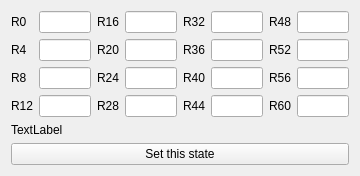
Qt form src/assets/registerwindow.ui (arsdever/VirtualMachine) before a commit.
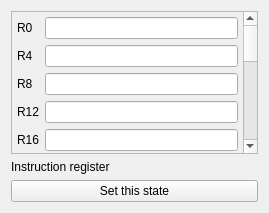
The same form after that commit.

Commit message: added code editor, with line number, address and breakpoint decorations debugger is converted into menu in menubar added plugin mechanism

Patch:
```diff
--- a/src/assets/registerwindow.ui
+++ b/src/assets/registerwindow.ui
@@ -6,37 +6,70 @@
    <rect>
     <x>0</x>
     <y>0</y>
-    <width>360</width>
-    <height>172</height>
+    <width>269</width>
+    <height>213</height>
    </rect>
   </property>
+  <property name="sizePolicy">
+   <sizepolicy hsizetype="Minimum" vsizetype="Minimum">
+    <horstretch>0</horstretch>
+    <verstretch>0</verstretch>
+   </sizepolicy>
+  </property>
   <property name="maximumSize">
    <size>
     <width>16777215</width>
-    <height>172</height>
+    <height>16777215</height>
    </size>
   </property>
   <property name="windowTitle">
    <string>Form</string>
   </property>
-  <layout class="QGridLayout" name="gridLayout_5">
-   <item row="0" column="3">
-    <layout class="QGridLayout" name="gridLayout_4">
-     <item row="0" column="0">
-      <widget class="QLabel" name="m_lblR12">
-       <property name="text">
-        <string>R48</string>
-       </property>
-       <property name="buddy">
-        <cstring>m_pReg4</cstring>
-       </property>
-      </widget>
-     </item>
-     <item row="0" column="1">
-      <widget class="QLineEdit" name="m_pReg12"/>
-     </item>
-     <item row="1" column="0">
-      <widget class="QLabel" name="m_lblR13">
+  <layout class="QVBoxLayout" name="verticalLayout">
+   <item>
+    <widget class="QScrollArea" name="scrollArea">
+     <property name="sizePolicy">
+      <sizepolicy hsizetype="Minimum" vsizetype="Preferred">
+       <horstretch>0</horstretch>
+       <verstretch>0</verstretch>
+      </sizepolicy>
+     </property>
+     <property name="widgetResizable">
+      <bool>true</bool>
+     </property>
+     <widget class="QWidget" name="scrollAreaWidgetContents">
+      <property name="geometry">
+       <rect>
+        <x>0</x>
+        <y>-281</y>
+        <width>232</width>
+        <height>420</height>
+       </rect>
+      </property>
+      <layout class="QGridLayout" name="gridLayout_6">
+       <property name="leftMargin">
+        <number>5</number>
+       </property>
+       <property name="topMargin">
+        <number>5</number>
+       </property>
+       <property name="rightMargin">
+        <number>5</number>
+       </property>
+       <property name="bottomMargin">
+        <number>5</number>
+       </property>
+       <property name="spacing">
+        <number>6</number>
+       </property>
+       <item row="7" column="0">
+        <widget class="QLabel" name="m_lblR5">
+         <property name="sizePolicy">
+          <sizepolicy hsizetype="Minimum" vsizetype="Preferred">
+           <horstretch>0</horstretch>
+           <verstretch>0</verstretch>
+          </sizepolicy>
+         </property>
        <property name="text">
         <string>R52</string>
        </property>
@@ -45,11 +78,30 @@
        </property>
       </widget>
      </item>
-     <item row="1" column="1">
-      <widget class="QLineEdit" name="m_pReg13"/>
-     </item>
-     <item row="2" column="0">
-      <widget class="QLabel" name="m_lblR14">
+       <item row="5" column="0">
+        <widget class="QLabel" name="m_lblR4">
+         <property name="sizePolicy">
+          <sizepolicy hsizetype="Minimum" vsizetype="Preferred">
+           <horstretch>0</horstretch>
+           <verstretch>0</verstretch>
+          </sizepolicy>
+         </property>
+         <property name="text">
+          <string>R16</string>
+         </property>
+         <property name="buddy">
+          <cstring>m_pReg4</cstring>
+         </property>
+        </widget>
+       </item>
+       <item row="8" column="0">
+        <widget class="QLabel" name="m_lblR6">
+         <property name="sizePolicy">
+          <sizepolicy hsizetype="Minimum" vsizetype="Preferred">
+           <horstretch>0</horstretch>
+           <verstretch>0</verstretch>
+          </sizepolicy>
+         </property>
        <property name="text">
         <string>R56</string>
        </property>
@@ -58,11 +110,44 @@
        </property>
       </widget>
      </item>
-     <item row="2" column="1">
-      <widget class="QLineEdit" name="m_pReg14"/>
-     </item>
-     <item row="3" column="0">
-      <widget class="QLabel" name="m_lblR15">
+       <item row="5" column="1">
+        <widget class="QLineEdit" name="m_pReg4">
+         <property name="sizePolicy">
+          <sizepolicy hsizetype="Expanding" vsizetype="Fixed">
+           <horstretch>0</horstretch>
+           <verstretch>0</verstretch>
+          </sizepolicy>
+         </property>
+        </widget>
+       </item>
+       <item row="7" column="1">
+        <widget class="QLineEdit" name="m_pReg5">
+         <property name="sizePolicy">
+          <sizepolicy hsizetype="Expanding" vsizetype="Fixed">
+           <horstretch>0</horstretch>
+           <verstretch>0</verstretch>
+          </sizepolicy>
+         </property>
+        </widget>
+       </item>
+       <item row="9" column="1">
+        <widget class="QLineEdit" name="m_pReg7">
+         <property name="sizePolicy">
+          <sizepolicy hsizetype="Expanding" vsizetype="Fixed">
+           <horstretch>0</horstretch>
+           <verstretch>0</verstretch>
+          </sizepolicy>
+         </property>
+        </widget>
+       </item>
+       <item row="9" column="0">
+        <widget class="QLabel" name="m_lblR7">
+         <property name="sizePolicy">
+          <sizepolicy hsizetype="Minimum" vsizetype="Preferred">
+           <horstretch>0</horstretch>
+           <verstretch>0</verstretch>
+          </sizepolicy>
+         </property>
        <property name="text">
         <string>R60</string>
        </property>
@@ -71,35 +156,37 @@
        </property>
       </widget>
      </item>
-     <item row="3" column="1">
-      <widget class="QLineEdit" name="m_pReg15"/>
-     </item>
-    </layout>
-   </item>
-   <item row="1" column="0" colspan="4">
-    <widget class="QLabel" name="m_pFlagRegister">
-     <property name="text">
-      <string>TextLabel</string>
-     </property>
-    </widget>
-   </item>
-   <item row="0" column="0">
-    <layout class="QGridLayout" name="gridLayout">
-     <item row="0" column="0">
-      <widget class="QLabel" name="m_lblR0">
-       <property name="text">
-        <string>R0</string>
-       </property>
-       <property name="buddy">
-        <cstring>m_pReg0</cstring>
+       <item row="13" column="1">
+        <widget class="QLineEdit" name="m_pReg11">
+         <property name="enabled">
+          <bool>true</bool>
+         </property>
+         <property name="sizePolicy">
+          <sizepolicy hsizetype="Expanding" vsizetype="Fixed">
+           <horstretch>0</horstretch>
+           <verstretch>0</verstretch>
+          </sizepolicy>
        </property>
       </widget>
      </item>
      <item row="0" column="1">
-      <widget class="QLineEdit" name="m_pReg0"/>
+        <widget class="QLineEdit" name="m_pReg0">
+         <property name="sizePolicy">
+          <sizepolicy hsizetype="Expanding" vsizetype="Fixed">
+           <horstretch>0</horstretch>
+           <verstretch>0</verstretch>
+          </sizepolicy>
+         </property>
+        </widget>
      </item>
      <item row="1" column="0">
       <widget class="QLabel" name="m_lblR1">
+         <property name="sizePolicy">
+          <sizepolicy hsizetype="Minimum" vsizetype="Preferred">
+           <horstretch>0</horstretch>
+           <verstretch>0</verstretch>
+          </sizepolicy>
+         </property>
        <property name="text">
         <string>R4</string>
        </property>
@@ -108,11 +195,14 @@
        </property>
       </widget>
      </item>
-     <item row="1" column="1">
-      <widget class="QLineEdit" name="m_pReg1"/>
-     </item>
      <item row="2" column="0">
       <widget class="QLabel" name="m_lblR2">
+         <property name="sizePolicy">
+          <sizepolicy hsizetype="Minimum" vsizetype="Preferred">
+           <horstretch>0</horstretch>
+           <verstretch>0</verstretch>
+          </sizepolicy>
+         </property>
        <property name="text">
         <string>R8</string>
        </property>
@@ -121,11 +211,70 @@
        </property>
       </widget>
      </item>
+       <item row="3" column="1">
+        <widget class="QLineEdit" name="m_pReg3">
+         <property name="sizePolicy">
+          <sizepolicy hsizetype="Expanding" vsizetype="Fixed">
+           <horstretch>0</horstretch>
+           <verstretch>0</verstretch>
+          </sizepolicy>
+         </property>
+        </widget>
+       </item>
+       <item row="1" column="1">
+        <widget class="QLineEdit" name="m_pReg1">
+         <property name="sizePolicy">
+          <sizepolicy hsizetype="Expanding" vsizetype="Fixed">
+           <horstretch>0</horstretch>
+           <verstretch>0</verstretch>
+          </sizepolicy>
+         </property>
+        </widget>
+       </item>
      <item row="2" column="1">
-      <widget class="QLineEdit" name="m_pReg2"/>
+        <widget class="QLineEdit" name="m_pReg2">
+         <property name="sizePolicy">
+          <sizepolicy hsizetype="Expanding" vsizetype="Fixed">
+           <horstretch>0</horstretch>
+           <verstretch>0</verstretch>
+          </sizepolicy>
+         </property>
+        </widget>
+       </item>
+       <item row="8" column="1">
+        <widget class="QLineEdit" name="m_pReg6">
+         <property name="sizePolicy">
+          <sizepolicy hsizetype="Expanding" vsizetype="Fixed">
+           <horstretch>0</horstretch>
+           <verstretch>0</verstretch>
+          </sizepolicy>
+         </property>
+        </widget>
+       </item>
+       <item row="0" column="0">
+        <widget class="QLabel" name="m_lblR0">
+         <property name="sizePolicy">
+          <sizepolicy hsizetype="Minimum" vsizetype="Preferred">
+           <horstretch>0</horstretch>
+           <verstretch>0</verstretch>
+          </sizepolicy>
+         </property>
+         <property name="text">
+          <string>R0</string>
+         </property>
+         <property name="buddy">
+          <cstring>m_pReg0</cstring>
+         </property>
+        </widget>
      </item>
      <item row="3" column="0">
       <widget class="QLabel" name="m_lblR3">
+         <property name="sizePolicy">
+          <sizepolicy hsizetype="Minimum" vsizetype="Preferred">
+           <horstretch>0</horstretch>
+           <verstretch>0</verstretch>
+          </sizepolicy>
+         </property>
        <property name="text">
         <string>R12</string>
        </property>
@@ -134,45 +283,14 @@
        </property>
       </widget>
      </item>
-     <item row="3" column="1">
-      <widget class="QLineEdit" name="m_pReg3"/>
-     </item>
-    </layout>
-   </item>
-   <item row="2" column="0" colspan="4">
-    <widget class="QPushButton" name="m_pSubmit">
-     <property name="text">
-      <string>Set this state</string>
-     </property>
-    </widget>
-   </item>
-   <item row="0" column="2">
-    <layout class="QGridLayout" name="gridLayout_3">
-     <item row="1" column="0">
-      <widget class="QLabel" name="m_lblR9">
-       <property name="text">
-        <string>R36</string>
-       </property>
-       <property name="buddy">
-        <cstring>m_pReg5</cstring>
-       </property>
-      </widget>
-     </item>
-     <item row="2" column="0">
-      <widget class="QLabel" name="m_lblR10">
-       <property name="text">
-        <string>R40</string>
-       </property>
-       <property name="buddy">
-        <cstring>m_pReg6</cstring>
-       </property>
-      </widget>
-     </item>
-     <item row="2" column="1">
-      <widget class="QLineEdit" name="m_pReg10"/>
-     </item>
-     <item row="3" column="0">
+       <item row="13" column="0">
       <widget class="QLabel" name="m_lblR11">
+         <property name="sizePolicy">
+          <sizepolicy hsizetype="Minimum" vsizetype="Preferred">
+           <horstretch>0</horstretch>
+           <verstretch>0</verstretch>
+          </sizepolicy>
+         </property>
        <property name="text">
         <string>R44</string>
        </property>
@@ -181,17 +299,30 @@
        </property>
       </widget>
      </item>
-     <item row="0" column="1">
-      <widget class="QLineEdit" name="m_pReg8"/>
-     </item>
-     <item row="1" column="1">
-      <widget class="QLineEdit" name="m_pReg9"/>
-     </item>
-     <item row="3" column="1">
-      <widget class="QLineEdit" name="m_pReg11"/>
-     </item>
-     <item row="0" column="0">
+       <item row="12" column="0">
+        <widget class="QLabel" name="m_lblR10">
+         <property name="sizePolicy">
+          <sizepolicy hsizetype="Minimum" vsizetype="Preferred">
+           <horstretch>0</horstretch>
+           <verstretch>0</verstretch>
+          </sizepolicy>
+         </property>
+         <property name="text">
+          <string>R40</string>
+         </property>
+         <property name="buddy">
+          <cstring>m_pReg6</cstring>
+         </property>
+        </widget>
+       </item>
+       <item row="10" column="0">
       <widget class="QLabel" name="m_lblR8">
+         <property name="sizePolicy">
+          <sizepolicy hsizetype="Minimum" vsizetype="Preferred">
+           <horstretch>0</horstretch>
+           <verstretch>0</verstretch>
+          </sizepolicy>
+         </property>
        <property name="text">
         <string>R32</string>
        </property>
@@ -200,38 +331,96 @@
        </property>
       </widget>
      </item>
-    </layout>
-   </item>
-   <item row="0" column="1">
-    <layout class="QGridLayout" name="gridLayout_2">
-     <item row="0" column="0">
-      <widget class="QLabel" name="m_lblR4">
+       <item row="11" column="0">
+        <widget class="QLabel" name="m_lblR9">
+         <property name="sizePolicy">
+          <sizepolicy hsizetype="Minimum" vsizetype="Preferred">
+           <horstretch>0</horstretch>
+           <verstretch>0</verstretch>
+          </sizepolicy>
+         </property>
+         <property name="text">
+          <string>R36</string>
+         </property>
+         <property name="buddy">
+          <cstring>m_pReg5</cstring>
+         </property>
+        </widget>
+       </item>
+       <item row="10" column="1">
+        <widget class="QLineEdit" name="m_pReg8">
+         <property name="sizePolicy">
+          <sizepolicy hsizetype="Expanding" vsizetype="Fixed">
+           <horstretch>0</horstretch>
+           <verstretch>0</verstretch>
+          </sizepolicy>
+         </property>
+        </widget>
+       </item>
+       <item row="11" column="1">
+        <widget class="QLineEdit" name="m_pReg9">
+         <property name="sizePolicy">
+          <sizepolicy hsizetype="Expanding" vsizetype="Fixed">
+           <horstretch>0</horstretch>
+           <verstretch>0</verstretch>
+          </sizepolicy>
+         </property>
+        </widget>
+       </item>
+       <item row="12" column="1">
+        <widget class="QLineEdit" name="m_pReg10">
+         <property name="sizePolicy">
+          <sizepolicy hsizetype="Expanding" vsizetype="Fixed">
+           <horstretch>0</horstretch>
+           <verstretch>0</verstretch>
+          </sizepolicy>
+         </property>
+        </widget>
+       </item>
+       <item row="15" column="1">
+        <widget class="QLineEdit" name="m_pReg13">
+         <property name="sizePolicy">
+          <sizepolicy hsizetype="Expanding" vsizetype="Fixed">
+           <horstretch>0</horstretch>
+           <verstretch>0</verstretch>
+          </sizepolicy>
+         </property>
+        </widget>
+       </item>
+       <item row="14" column="1">
+        <widget class="QLineEdit" name="m_pReg12">
+         <property name="sizePolicy">
+          <sizepolicy hsizetype="Expanding" vsizetype="Fixed">
+           <horstretch>0</horstretch>
+           <verstretch>0</verstretch>
+          </sizepolicy>
+         </property>
+        </widget>
+       </item>
+       <item row="14" column="0">
+        <widget class="QLabel" name="m_lblR12">
+         <property name="sizePolicy">
+          <sizepolicy hsizetype="Minimum" vsizetype="Preferred">
+           <horstretch>0</horstretch>
+           <verstretch>0</verstretch>
+          </sizepolicy>
+         </property>
        <property name="text">
-        <string>R16</string>
+          <string>R48</string>
        </property>
        <property name="buddy">
         <cstring>m_pReg4</cstring>
        </property>
       </widget>
      </item>
-     <item row="0" column="1">
-      <widget class="QLineEdit" name="m_pReg4"/>
-     </item>
-     <item row="1" column="0">
-      <widget class="QLabel" name="m_lblR5">
-       <property name="text">
-        <string>R20</string>
-       </property>
-       <property name="buddy">
-        <cstring>m_pReg5</cstring>
-       </property>
-      </widget>
-     </item>
-     <item row="1" column="1">
-      <widget class="QLineEdit" name="m_pReg5"/>
-     </item>
-     <item row="2" column="0">
-      <widget class="QLabel" name="m_lblR6">
+       <item row="16" column="0">
+        <widget class="QLabel" name="m_lblR14">
+         <property name="sizePolicy">
+          <sizepolicy hsizetype="Minimum" vsizetype="Preferred">
+           <horstretch>0</horstretch>
+           <verstretch>0</verstretch>
+          </sizepolicy>
+         </property>
        <property name="text">
         <string>R24</string>
        </property>
@@ -240,11 +429,50 @@
        </property>
       </widget>
      </item>
-     <item row="2" column="1">
-      <widget class="QLineEdit" name="m_pReg6"/>
-     </item>
-     <item row="3" column="0">
-      <widget class="QLabel" name="m_lblR7">
+       <item row="15" column="0">
+        <widget class="QLabel" name="m_lblR13">
+         <property name="sizePolicy">
+          <sizepolicy hsizetype="Minimum" vsizetype="Preferred">
+           <horstretch>0</horstretch>
+           <verstretch>0</verstretch>
+          </sizepolicy>
+         </property>
+         <property name="text">
+          <string>R52</string>
+         </property>
+         <property name="buddy">
+          <cstring>m_pReg5</cstring>
+         </property>
+        </widget>
+       </item>
+       <item row="16" column="1">
+        <widget class="QLineEdit" name="m_pReg14">
+         <property name="sizePolicy">
+          <sizepolicy hsizetype="Expanding" vsizetype="Fixed">
+           <horstretch>0</horstretch>
+           <verstretch>0</verstretch>
+          </sizepolicy>
+         </property>
+        </widget>
+       </item>
+       <item row="17" column="1">
+        <widget class="QLineEdit" name="m_pReg15">
+         <property name="sizePolicy">
+          <sizepolicy hsizetype="Expanding" vsizetype="Fixed">
+           <horstretch>0</horstretch>
+           <verstretch>0</verstretch>
+          </sizepolicy>
+         </property>
+        </widget>
+       </item>
+       <item row="17" column="0">
+        <widget class="QLabel" name="m_lblR15">
+         <property name="sizePolicy">
+          <sizepolicy hsizetype="Minimum" vsizetype="Preferred">
+           <horstretch>0</horstretch>
+           <verstretch>0</verstretch>
+          </sizepolicy>
+         </property>
        <property name="text">
         <string>R28</string>
        </property>
@@ -253,12 +481,25 @@
        </property>
       </widget>
      </item>
-     <item row="3" column="1">
-      <widget class="QLineEdit" name="m_pReg7"/>
-     </item>
-    </layout>
+      </layout>
+     </widget>
+    </widget>
    </item>
-   <item row="3" column="0" colspan="4">
+   <item>
+    <widget class="QLabel" name="m_pFlagRegister">
+     <property name="text">
+      <string>Instruction register</string>
+     </property>
+    </widget>
+   </item>
+   <item>
+    <widget class="QPushButton" name="m_pSubmit">
+     <property name="text">
+      <string>Set this state</string>
+     </property>
+    </widget>
+   </item>
+   <item>
     <spacer name="verticalSpacer">
      <property name="orientation">
       <enum>Qt::Vertical</enum>
```
Left out of the diff: 10 changed lines with no effect on the pictures. Lines whose indentation alone changed are shown as unchanged. The commit also changes 41 other files.
